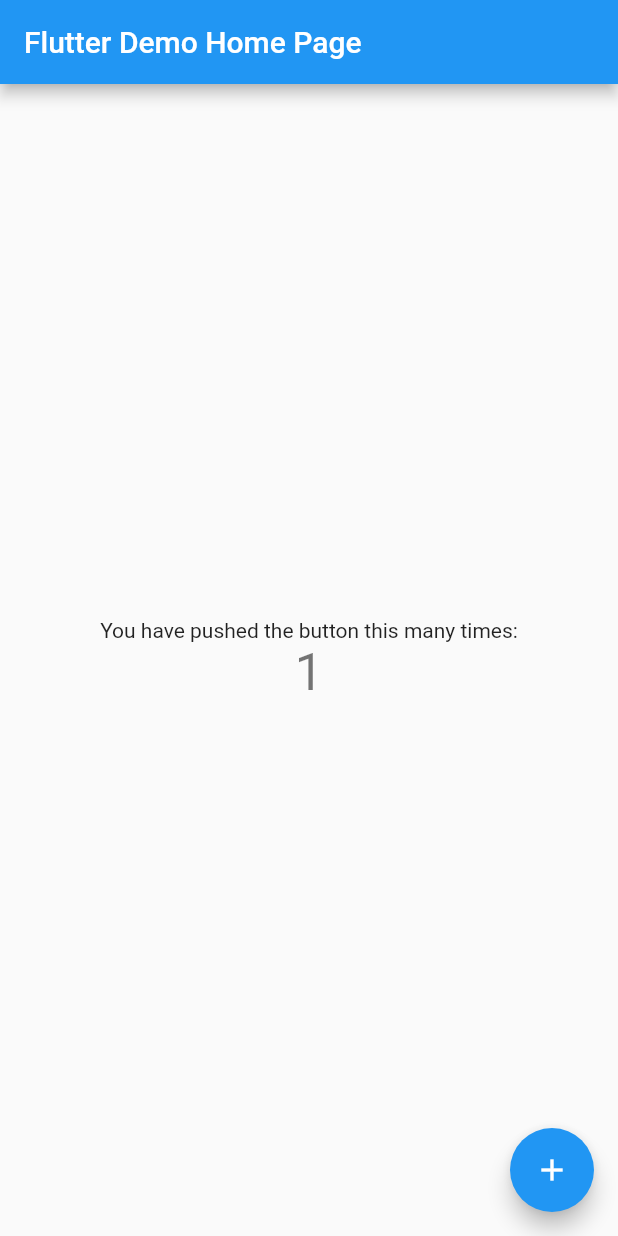
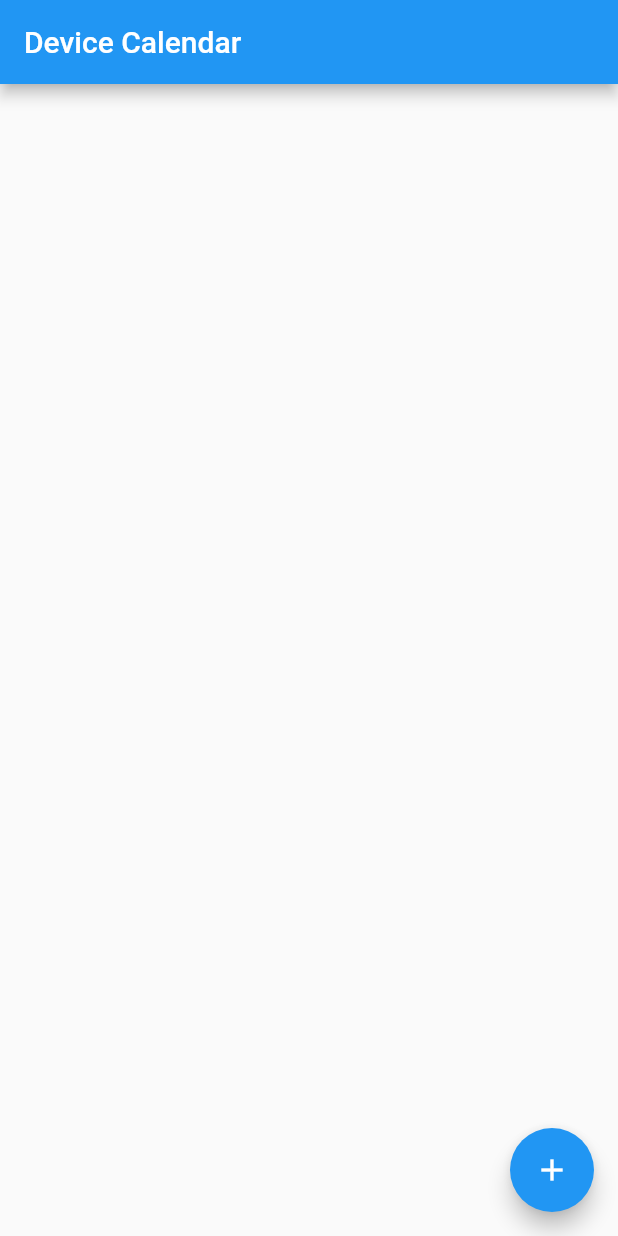
Before and after one commit to barloff2/inspirar_movil, a Flutter app: the screen it shows after launch, after a tap on the "add" icon, on a phone screen of 412 x 824 dp. Run offline on Flutter 3.47's test engine with Material 2 defaults, Android fonts, the light colour scheme and no system bars.

```diff
--- a/lib/main.dart
+++ b/lib/main.dart
@@ -1,115 +1,43 @@
 import 'package:flutter/material.dart';
 
-void main() {
-  runApp(const MyApp());
-}
+void main() => runApp(MyApp());
 
 class MyApp extends StatelessWidget {
-  const MyApp({super.key});
-
-  // This widget is the root of your application.
   @override
   Widget build(BuildContext context) {
     return MaterialApp(
-      title: 'Flutter Demo',
+      title: 'Flutter Device Calendar',
       theme: ThemeData(
-        // This is the theme of your application.
-        //
-        // Try running your application with "flutter run". You'll see the
-        // application has a blue toolbar. Then, without quitting the app, try
-        // changing the primarySwatch below to Colors.green and then invoke
-        // "hot reload" (press "r" in the console where you ran "flutter run",
-        // or simply save your changes to "hot reload" in a Flutter IDE).
-        // Notice that the counter didn't reset back to zero; the application
-        // is not restarted.
         primarySwatch: Colors.blue,
       ),
-      home: const MyHomePage(title: 'Flutter Demo Home Page'),
+      home: MyHomePage(),
     );
   }
 }
 
 class MyHomePage extends StatefulWidget {
-  const MyHomePage({super.key, required this.title});
-
-  // This widget is the home page of your application. It is stateful, meaning
-  // that it has a State object (defined below) that contains fields that affect
-  // how it looks.
-
-  // This class is the configuration for the state. It holds the values (in this
-  // case the title) provided by the parent (in this case the App widget) and
-  // used by the build method of the State. Fields in a Widget subclass are
-  // always marked "final".
-
-  final String title;
-
   @override
-  State<MyHomePage> createState() => _MyHomePageState();
+  _MyHomePageState createState() => _MyHomePageState();
 }
 
 class _MyHomePageState extends State<MyHomePage> {
-  int _counter = 0;
-
-  void _incrementCounter() {
-    setState(() {
-      // This call to setState tells the Flutter framework that something has
-      // changed in this State, which causes it to rerun the build method below
-      // so that the display can reflect the updated values. If we changed
-      // _counter without calling setState(), then the build method would not be
-      // called again, and so nothing would appear to happen.
-      _counter++;
-    });
-  }
-
   @override
   Widget build(BuildContext context) {
-    // This method is rerun every time setState is called, for instance as done
-    // by the _incrementCounter method above.
-    //
-    // The Flutter framework has been optimized to make rerunning build methods
-    // fast, so that you can just rebuild anything that needs updating rather
-    // than having to individually change instances of widgets.
     return Scaffold(
       appBar: AppBar(
-        // Here we take the value from the MyHomePage object that was created by
-        // the App.build method, and use it to set our appbar title.
-        title: Text(widget.title),
+        title: Text("Device Calendar"),
       ),
       body: Center(
-        // Center is a layout widget. It takes a single child and positions it
-        // in the middle of the parent.
         child: Column(
-          // Column is also a layout widget. It takes a list of children and
-          // arranges them vertically. By default, it sizes itself to fit its
-          // children horizontally, and tries to be as tall as its parent.
-          //
-          // Invoke "debug painting" (press "p" in the console, choose the
-          // "Toggle Debug Paint" action from the Flutter Inspector in Android
-          // Studio, or the "Toggle Debug Paint" command in Visual Studio Code)
-          // to see the wireframe for each widget.
-          //
-          // Column has various properties to control how it sizes itself and
-          // how it positions its children. Here we use mainAxisAlignment to
-          // center the children vertically; the main axis here is the vertical
-          // axis because Columns are vertical (the cross axis would be
-          // horizontal).
           mainAxisAlignment: MainAxisAlignment.center,
-          children: <Widget>[
-            const Text(
-              'You have pushed the button this many times:',
-            ),
-            Text(
-              '$_counter',
-              style: Theme.of(context).textTheme.headlineMedium,
-            ),
-          ],
+          children: <Widget>[],
         ),
       ),
       floatingActionButton: FloatingActionButton(
-        onPressed: _incrementCounter,
+        onPressed: () {},
         tooltip: 'Increment',
-        child: const Icon(Icons.add),
-      ), // This trailing comma makes auto-formatting nicer for build methods.
+        child: Icon(Icons.add),
+      ),
     );
   }
 }
```
Also changed, not shown: lib/models/usuario.dart (added, +24 -0 lines), 1 other file.
